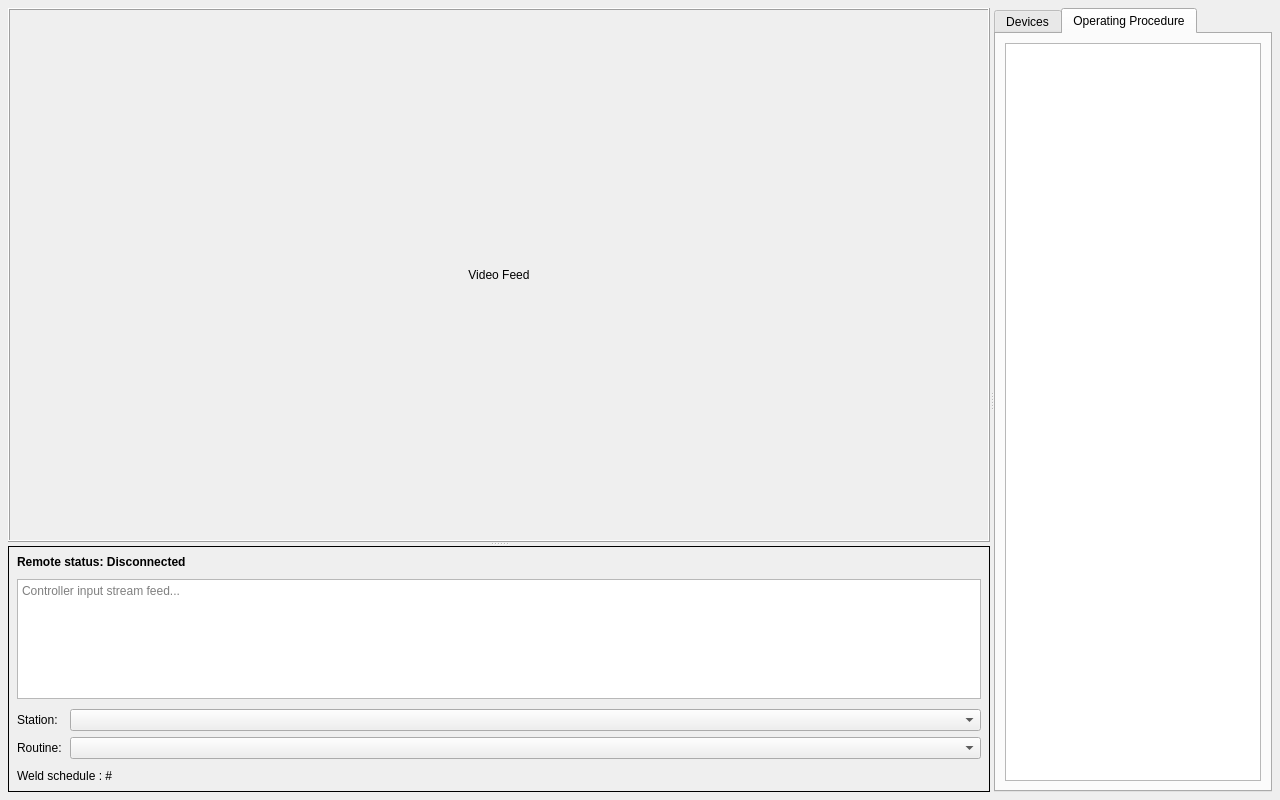
ahrgm5/Instrumentation_gui, file mainwindow.ui: the form before one commit.
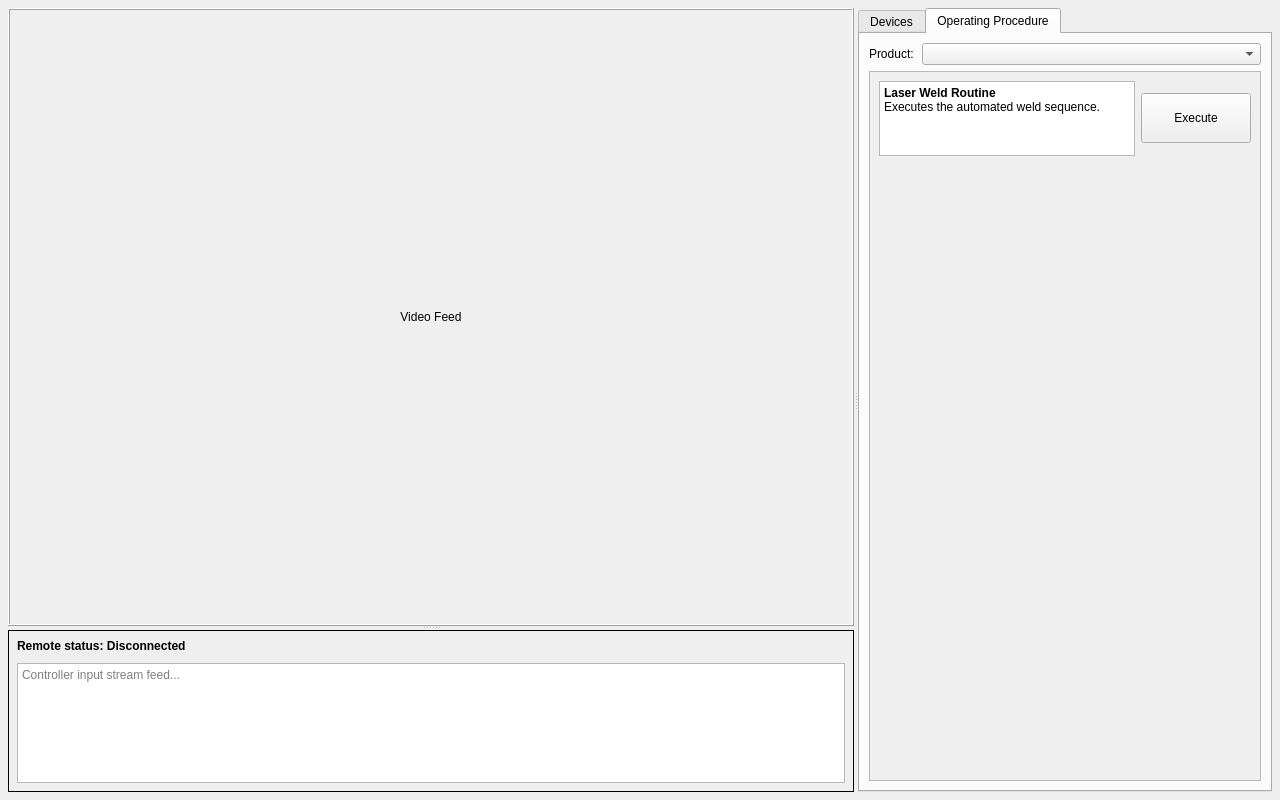
The form after the commit. The open tabs and pages were chosen to show the change.

The edit to the form file:
```diff
--- a/mainwindow.ui
+++ b/mainwindow.ui
@@ -170,57 +170,6 @@
               </property>
              </widget>
             </item>
-            <item>
-             <layout class="QFormLayout" name="formLayout_StationRoutine">
-              <property name="horizontalSpacing">
-               <number>8</number>
-              </property>
-              <property name="verticalSpacing">
-               <number>6</number>
-              </property>
-              <item row="0" column="0">
-               <widget class="QLabel" name="lblStation">
-                <property name="text">
-                 <string>Station:</string>
-                </property>
-               </widget>
-              </item>
-              <item row="0" column="1">
-               <widget class="QComboBox" name="comboStation">
-                <property name="minimumSize">
-                 <size>
-                  <width>140</width>
-                  <height>0</height>
-                 </size>
-                </property>
-               </widget>
-              </item>
-              <item row="1" column="0">
-               <widget class="QLabel" name="lblRoutine">
-                <property name="text">
-                 <string>Routine:</string>
-                </property>
-               </widget>
-              </item>
-              <item row="1" column="1">
-               <widget class="QComboBox" name="comboRoutine">
-                <property name="minimumSize">
-                 <size>
-                  <width>140</width>
-                  <height>0</height>
-                 </size>
-                </property>
-               </widget>
-              </item>
-             </layout>
-            </item>
-            <item>
-             <widget class="QLabel" name="lblWeldSchedule">
-              <property name="text">
-               <string>Weld schedule : #</string>
-              </property>
-             </widget>
-            </item>
            </layout>
           </widget>
          </widget>
@@ -254,6 +203,33 @@
             <string>Devices</string>
            </attribute>
            <layout class="QVBoxLayout" name="verticalLayout_TabDevices">
+            <item>
+             <layout class="QFormLayout" name="formLayout_Station">
+              <property name="horizontalSpacing">
+               <number>8</number>
+              </property>
+              <property name="verticalSpacing">
+               <number>6</number>
+              </property>
+              <item row="0" column="0">
+               <widget class="QLabel" name="lblStation">
+                <property name="text">
+                 <string>Station:</string>
+                </property>
+               </widget>
+              </item>
+              <item row="0" column="1">
+               <widget class="QComboBox" name="comboStation">
+                <property name="minimumSize">
+                 <size>
+                  <width>140</width>
+                  <height>0</height>
+                 </size>
+                </property>
+               </widget>
+              </item>
+             </layout>
+            </item>
             <item>
              <widget class="QTreeWidget" name="treeWidget">
               <column>
@@ -289,10 +265,95 @@
            </attribute>
            <layout class="QVBoxLayout" name="verticalLayout_TabProcedure">
             <item>
-             <widget class="QTextEdit" name="textEdit">
-              <property name="readOnly">
+             <layout class="QFormLayout" name="formLayout_Routine">
+              <property name="horizontalSpacing">
+               <number>8</number>
+              </property>
+              <property name="verticalSpacing">
+               <number>6</number>
+              </property>
+              <item row="0" column="0">
+               <widget class="QLabel" name="lblRoutine">
+                <property name="text">
+                 <string>Product:</string>
+                </property>
+               </widget>
+              </item>
+              <item row="0" column="1">
+               <widget class="QComboBox" name="comboRoutine">
+                <property name="minimumSize">
+                 <size>
+                  <width>140</width>
+                  <height>0</height>
+                 </size>
+                </property>
+               </widget>
+              </item>
+             </layout>
+            </item>
+            <item>
+             <widget class="QScrollArea" name="scrollAreaProcedure">
+              <property name="widgetResizable">
                <bool>true</bool>
               </property>
+              <widget class="QWidget" name="scrollAreaWidgetContents">
+               <property name="geometry">
+                <rect>
+                 <x>0</x>
+                 <y>0</y>
+                 <width>418</width>
+                 <height>660</height>
+                </rect>
+               </property>
+               <layout class="QVBoxLayout" name="verticalLayout_ProcedureSteps">
+                <item>
+                 <layout class="QHBoxLayout" name="horizontalLayout_Step1">
+                  <item>
+                   <widget class="QTextEdit" name="textEditStep1">
+                    <property name="maximumSize">
+                     <size>
+                      <width>16777215</width>
+                      <height>75</height>
+                     </size>
+                    </property>
+                    <property name="readOnly">
+                     <bool>true</bool>
+                    </property>
+                    <property name="html">
+                     <string>&lt;html&gt;&lt;head&gt;&lt;body&gt;&lt;p&gt;&lt;b&gt;Laser Weld Routine&lt;/b&gt;&lt;br/&gt;Executes the automated weld sequence.&lt;/p&gt;&lt;/body&gt;&lt;/head&gt;&lt;/html&gt;</string>
+                    </property>
+                   </widget>
+                  </item>
+                  <item>
+                   <widget class="QPushButton" name="btnExecuteRoutine">
+                    <property name="minimumSize">
+                     <size>
+                      <width>110</width>
+                      <height>50</height>
+                     </size>
+                    </property>
+                    <property name="text">
+                     <string>Execute</string>
+                    </property>
+                   </widget>
+                  </item>
+                 </layout>
+                </item>
+                <item>
+                 <spacer name="verticalSpacerProcedure">
+                  <property name="orientation">
+                   <enum>Qt::Orientation::Vertical</enum>
+                  </property>
+                  <property name="sizeHint" stdset="0">
+                   <size>
+                    <width>20</width>
+                    <height>40</height>
+                   </size>
+                  </property>
+                 </spacer>
+                </item>
+               </layout>
+              </widget>
              </widget>
             </item>
            </layout>
```
Left out of the diff: 15 changed lines with no effect on the pictures.
